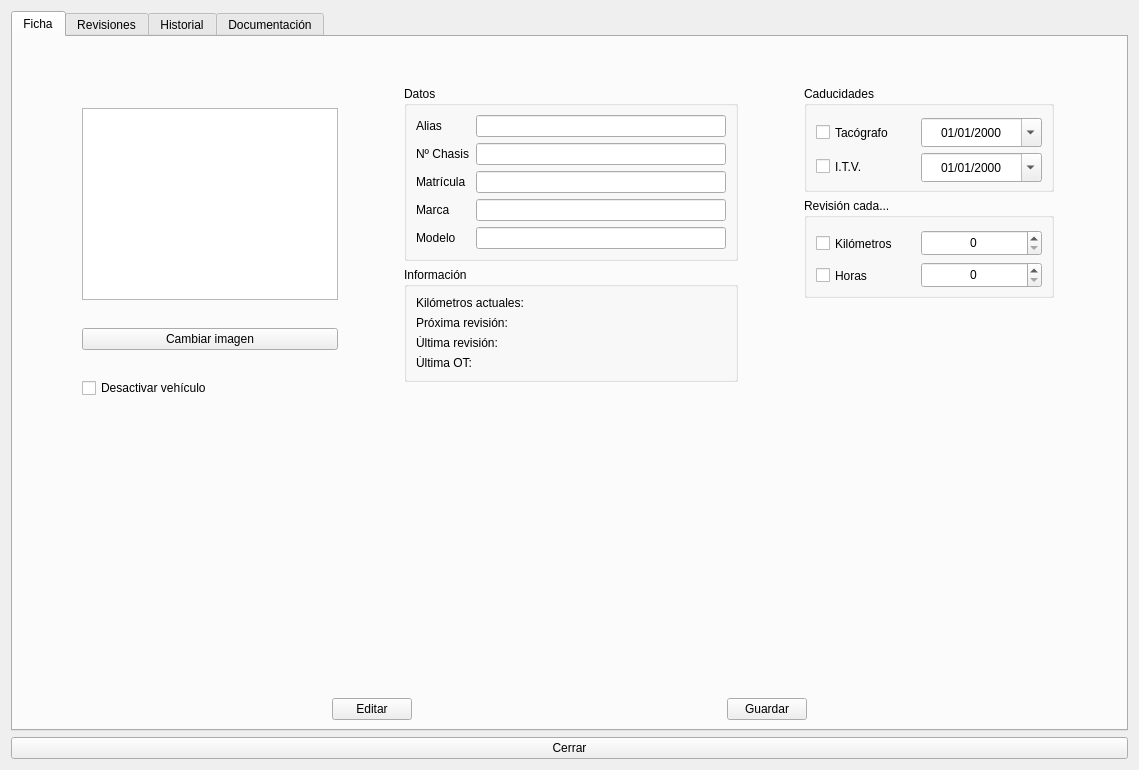
serk82/nexus_admin_client, file views/forms_ui/vehicle.ui: the form before one commit.
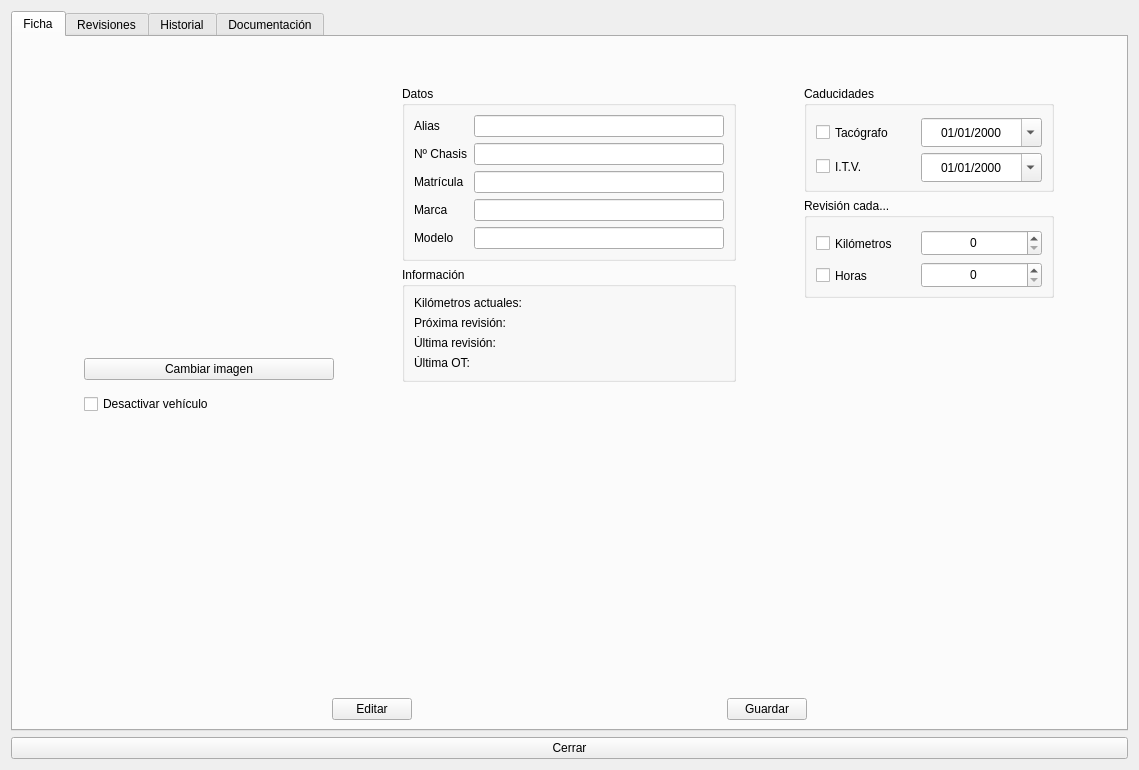
The form after the commit.

Commit message: Actualiza la gestión de imágenes en el formulario de vehículos: añade la funcionalidad para subir imágenes y mejora la interfaz para mostrar la imagen seleccionada.

```diff
--- a/views/forms_ui/vehicle.ui
+++ b/views/forms_ui/vehicle.ui
@@ -124,23 +124,6 @@
           <layout class="QGridLayout" name="gridLayout_10">
            <item row="0" column="0">
             <layout class="QGridLayout" name="gridLayout_3">
-             <item row="0" column="0">
-              <widget class="QGraphicsView" name="graphicsView">
-               <property name="sizePolicy">
-                <sizepolicy hsizetype="Fixed" vsizetype="Fixed">
-                 <horstretch>0</horstretch>
-                 <verstretch>0</verstretch>
-                </sizepolicy>
-               </property>
-              </widget>
-             </item>
-             <item row="1" column="0">
-              <widget class="QPushButton" name="btn_image">
-               <property name="text">
-                <string>Cambiar imagen</string>
-               </property>
-              </widget>
-             </item>
              <item row="2" column="0">
               <widget class="QCheckBox" name="chb_deactivate">
                <property name="text">
@@ -148,6 +131,26 @@
                </property>
               </widget>
              </item>
+             <item row="1" column="0">
+              <widget class="QPushButton" name="btn_image">
+               <property name="text">
+                <string>Cambiar imagen</string>
+               </property>
+              </widget>
+             </item>
+             <item row="0" column="0">
+              <widget class="QLabel" name="lbl_image">
+               <property name="maximumSize">
+                <size>
+                 <width>250</width>
+                 <height>250</height>
+                </size>
+               </property>
+               <property name="text">
+                <string/>
+               </property>
+              </widget>
+             </item>
             </layout>
            </item>
            <item row="0" column="1">
```
Left out of the diff: 1 changed line with no effect on the pictures. The commit also changes 4 other files.
